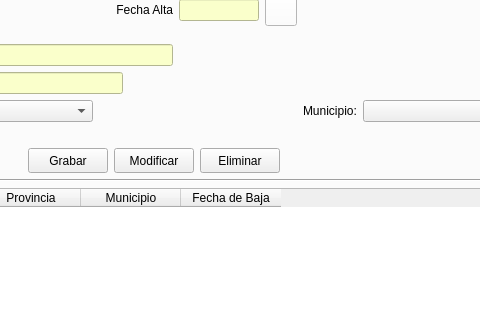
Before: the Qt Designer form templates/ventPrincipal.ui in Manuerty/ProyecyoDI, drawn with Qt 5; both pictures show x 500 to 980 and y 98 to 418 of the 1307 by 795 pixel window.
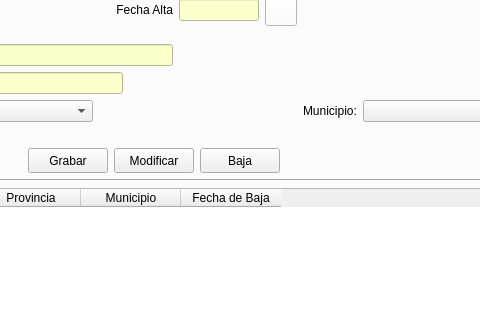
After: the same form once the commit is applied. Icons and pictures are not drawn.

```diff
--- a/templates/ventPrincipal.ui
+++ b/templates/ventPrincipal.ui
@@ -588,7 +588,7 @@
                </size>
               </property>
               <property name="text">
-               <string>Eliminar</string>
+               <string>Baja</string>
               </property>
              </widget>
             </item>
```
